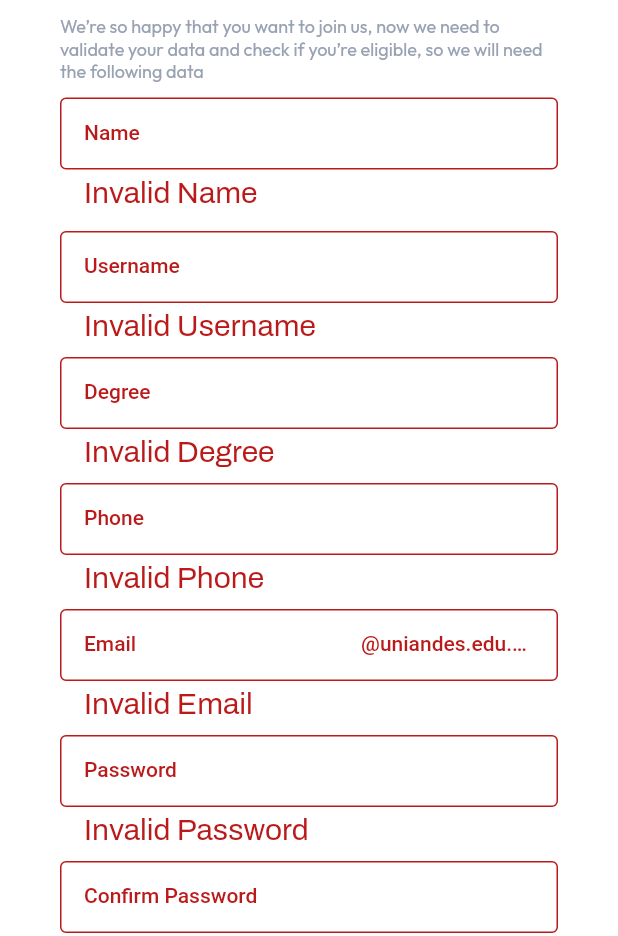
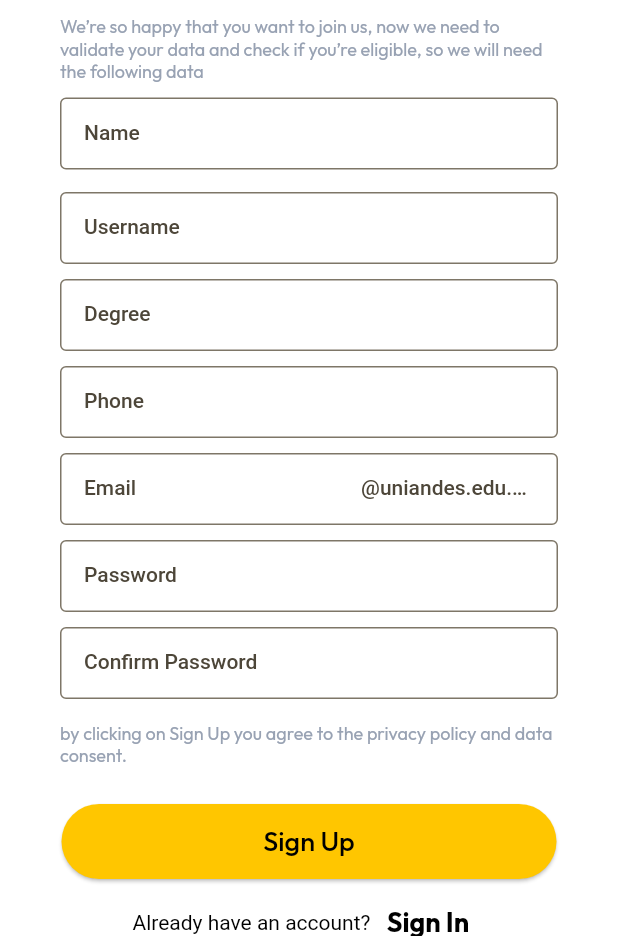
Before and after one commit to ISIS-3510/ISIS-3510-FLUTTER, a Flutter app: the SignUpScreen screen opened directly, on a phone screen of 412 x 824 dp, the part 300-1236 px from its top. Run offline on Flutter 3.47's test engine with Material 2 defaults, Android fonts, the phone set to English and light mode, and no system bars; our stand-ins replace firebase_core, firebase_storage, flutter_svg, google_fonts, image_picker, shared_preferences; accounts and stored records are empty.

Commit message:
Correcciones sign up y home

```diff
--- a/lib/views/home.dart
+++ b/lib/views/home.dart
@@ -20,7 +20,9 @@ class _HomeViewState extends State<HomeView> {
     return MaterialApp(
       home: Scaffold(
         appBar: AppBar(
+          toolbarHeight: 80,
           automaticallyImplyLeading: false,
+          backgroundColor: Colors.white,
           title: Container(
             padding: EdgeInsets.symmetric(horizontal: 10.0),
             margin:
--- a/lib/views/sign_up.dart
+++ b/lib/views/sign_up.dart
@@ -12,25 +12,25 @@ class SignUpScreen extends StatefulWidget {
 
 class _SignUpScreenState extends State<SignUpScreen> {
   TextEditingController nameController = TextEditingController();
-  bool isValidNameText = false;
+  bool isValidNameText = true;
 
   TextEditingController userNameController = TextEditingController();
-  bool isValidUserNameText = false;
+  bool isValidUserNameText = true;
 
   TextEditingController degreeController = TextEditingController();
-  bool isValidDegreeText = false;
+  bool isValidDegreeText = true;
 
   TextEditingController phoneController = TextEditingController();
-  bool isValidPhoneText = false;
+  bool isValidPhoneText = true;
 
   TextEditingController emailController = TextEditingController();
-  bool isValidEmailText = false;
+  bool isValidEmailText = true;
 
   TextEditingController passwordController = TextEditingController();
-  bool isValidPasswordText = false;
+  bool isValidPasswordText = true;
 
   TextEditingController confirmPasswordController = TextEditingController();
-  bool isValidConfirmPasswordText = false;
+  bool isValidConfirmPasswordText = true;
 
   @override
   Widget build(BuildContext context) {
@@ -239,7 +239,7 @@ class _SignUpScreenState extends State<SignUpScreen> {
               Container(
                 margin: EdgeInsets.only(right: 40.0, top: 10, left: 40),
                 child: Text(
-                  "by clicking on Sing Up you agree to the privacy policy and data consent.",
+                  "by clicking on Sign Up you agree to the privacy policy and data consent.",
                   style: TextStyle(
                     fontSize: 12,
                     fontFamily: "Outfit",
@@ -272,7 +272,7 @@ class _SignUpScreenState extends State<SignUpScreen> {
                     fixedSize: Size(330, 50),
                   ),
                   child: Text(
-                    "Sing Up",
+                    "Sign Up",
                     style: TextStyle(
                       color: Colors.black,
                       fontSize: 18,
@@ -294,7 +294,7 @@ class _SignUpScreenState extends State<SignUpScreen> {
                       // Navegar a la pantalla de inicio de sesión
                       Navigator.of(context).pop();
                     },
-                    child: Text('Sing In',
+                    child: Text('Sign In',
                         style: TextStyle(
                           fontWeight: FontWeight.bold,
                           color: Color.fromARGB(255, 0, 0, 0),
```
Also changed, not shown: pubspec.lock.
